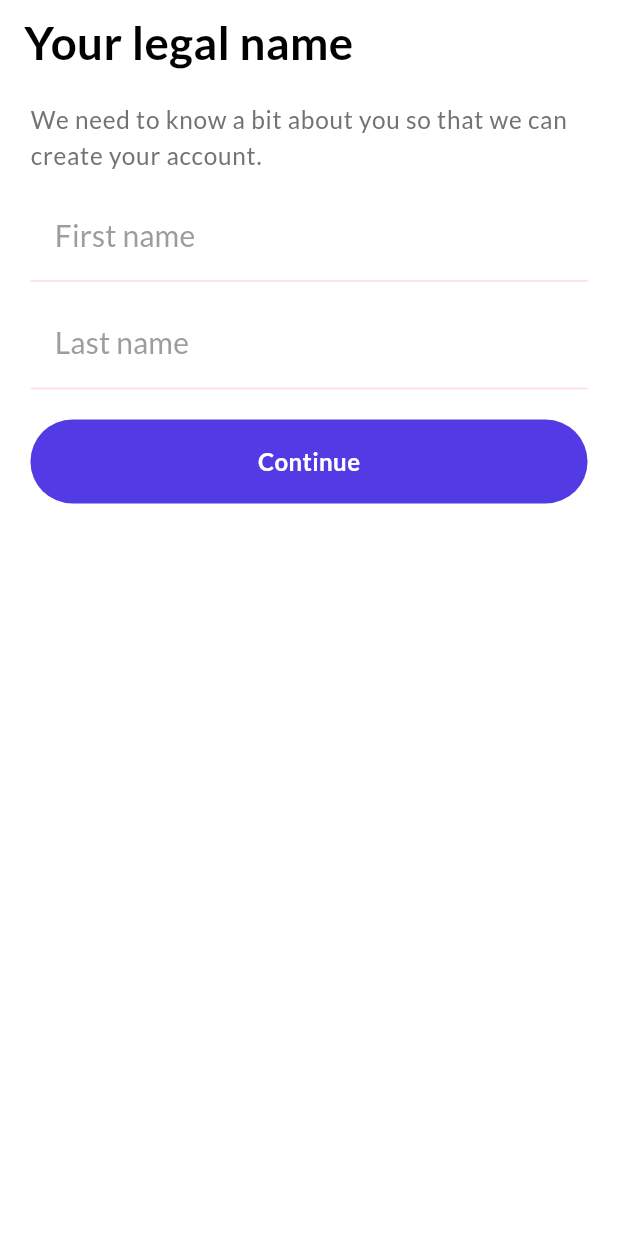
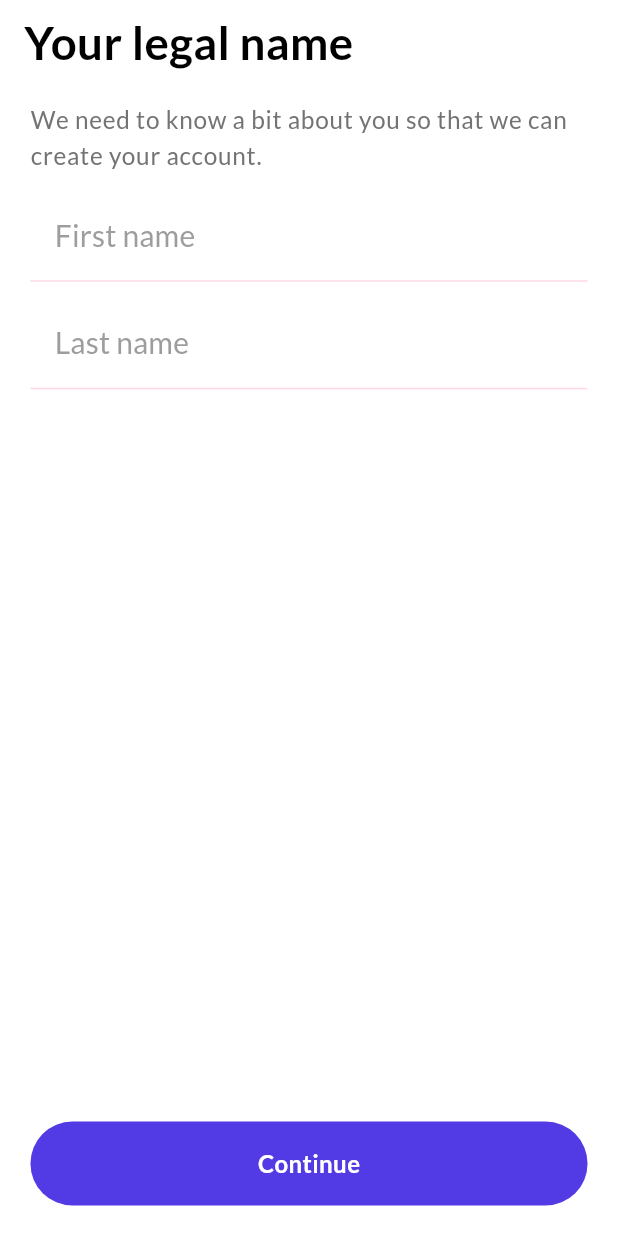
Before and after one commit to CodeAvid/market-news-app, a Flutter app: the screen it shows after launch, on a phone screen of 412 x 824 dp. Run offline on Flutter 3.47's test engine with Material 3 defaults, Android fonts, the phone set to English and light mode, and no system bars; drawn by our look-alikes of auto_size_text; our stand-ins replace bloc, cached_network_image, dio, equatable, flex_color_scheme, flutter_bloc and 12 more; generated files the repository leaves out were written again.

```diff
--- a/lib/modules/authentication/presentation/screens/sign_up_screen.dart
+++ b/lib/modules/authentication/presentation/screens/sign_up_screen.dart
@@ -55,7 +55,6 @@ class _SignUpScreenState extends State<SignUpScreen> {
         ),
       ),
       body: SafeArea(
-        child: SingleChildScrollView(
         child: Padding(
           padding: EdgeInsets.only(right: 20.sp, left: 20.sp, top: 12.sp),
           child: Form(
@@ -94,8 +93,7 @@ class _SignUpScreenState extends State<SignUpScreen> {
                     );
                   },
                 ),
-                  // Spacer(),
-                  VerticalSpace(20.h), // Add vertical space
+                Spacer(),
                 BlocConsumer<AuthCubit, AuthState>(
                   listener: (context, state) {
                     switch (state) {
@@ -127,7 +125,6 @@ class _SignUpScreenState extends State<SignUpScreen> {
           ),
         ),
       ),
-      ),
     );
   }
 
```
Lines whose indentation alone changed are shown as unchanged.
